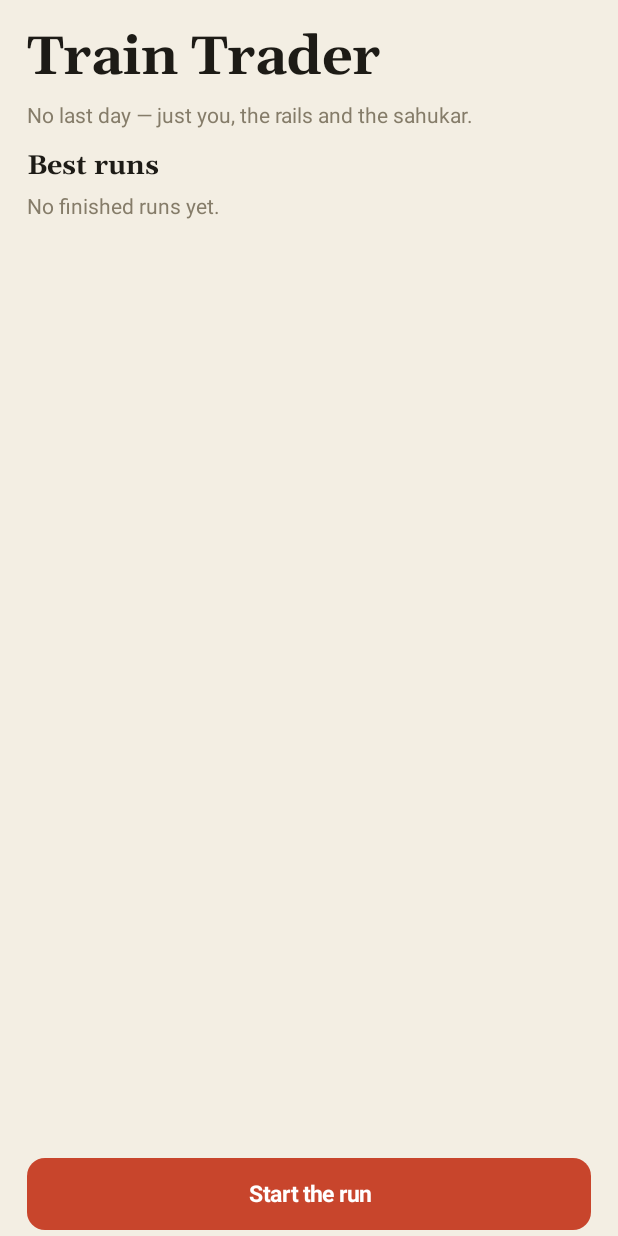
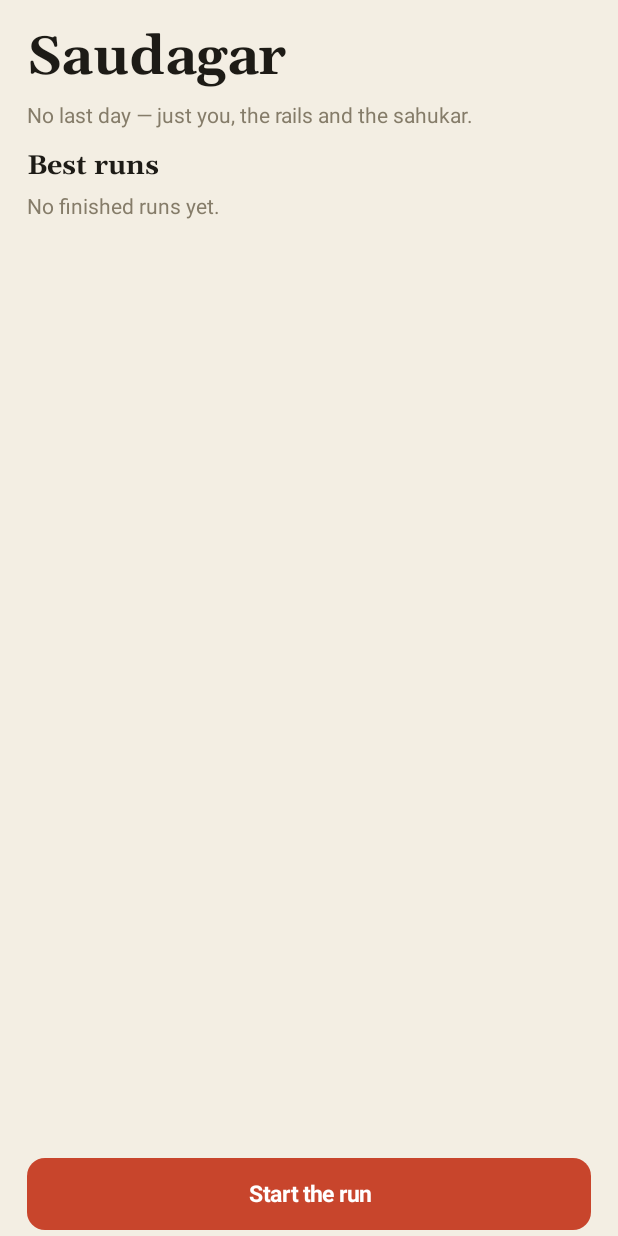
Before and after one commit to purplevarun/druglord_android, an Android app built with Jetpack Compose: the screen it shows after launch (MainActivity), on a phone screen of 412 x 824 dp. Run offline under Robolectric (Android 15) with nearby library versions, the phone set to English and light mode, and no system bars.

Commit message:
Naming pass: the game is Saudagar
Title from a rank in the ladder ("trader") — the game's whole arc is
earning it. Goods and ranks keep their era-real names; applicationId
stays com.purplevarun.trader (invisible; a rename would orphan saves).
Repo renamed to saudagar_android; README status updated to match the
shipped game.

Closes #8

Generated with [Devin](https://devin.ai)

Co-Authored-By: Devin <158243242+devin-ai-integration[bot]@users.noreply.github.com>

```diff
--- a/app/src/main/res/values/strings.xml
+++ b/app/src/main/res/values/strings.xml
@@ -1,7 +1,7 @@
 <?xml version="1.0" encoding="utf-8"?>
 <!-- All on-screen text. Names are placeholders until the naming pass. -->
 <resources>
-    <string name="app_name">Train Trader</string>
+    <string name="app_name">Saudagar</string>
 
     <!-- Home -->
     <string name="net_worth_label">Net worth · %1$s</string>
--- a/settings.gradle.kts
+++ b/settings.gradle.kts
@@ -12,5 +12,5 @@ dependencyResolutionManagement {
         mavenCentral()
     }
 }
-rootProject.name = "druglord_android"
+rootProject.name = "saudagar_android"
 include(":engine", ":app")
```
Also changed, not shown: 3 other files.
